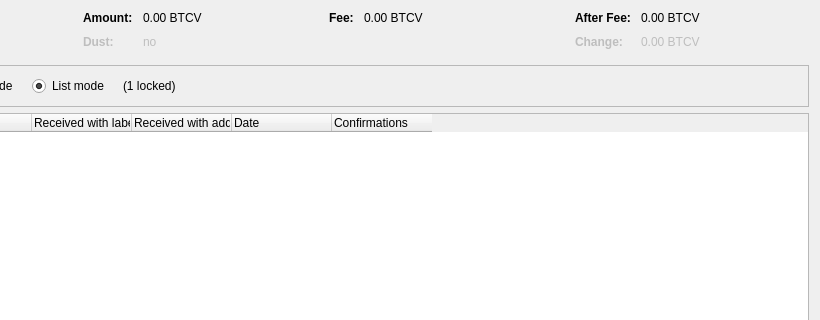
cpumil/bitcoinV, file src/qt/forms/coincontroldialog.ui: the form before one commit; both pictures show x 180 to 1000 and y 0 to 320 of the 1000 by 500 pixel window.
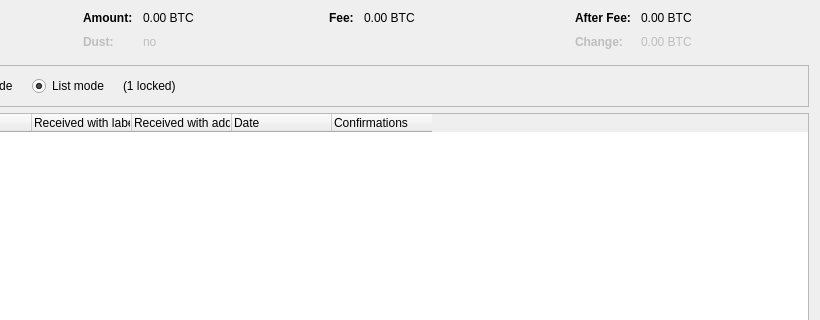
The form after the commit. Custom widgets are drawn as their Qt base class.

The edit to the form file:
```diff
--- a/src/qt/forms/coincontroldialog.ui
+++ b/src/qt/forms/coincontroldialog.ui
@@ -132,7 +132,7 @@
           <enum>Qt::ActionsContextMenu</enum>
          </property>
          <property name="text">
-          <string notr="true">0.00 BTCV</string>
+          <string notr="true">0.00 BTC</string>
          </property>
          <property name="textInteractionFlags">
           <set>Qt::LinksAccessibleByMouse|Qt::TextSelectableByKeyboard|Qt::TextSelectableByMouse</set>
@@ -212,7 +212,7 @@
           <enum>Qt::ActionsContextMenu</enum>
          </property>
          <property name="text">
-          <string notr="true">0.00 BTCV</string>
+          <string notr="true">0.00 BTC</string>
          </property>
          <property name="textInteractionFlags">
           <set>Qt::LinksAccessibleByMouse|Qt::TextSelectableByKeyboard|Qt::TextSelectableByMouse</set>
@@ -257,7 +257,7 @@
           <enum>Qt::ActionsContextMenu</enum>
          </property>
          <property name="text">
-          <string notr="true">0.00 BTCV</string>
+          <string notr="true">0.00 BTC</string>
          </property>
          <property name="textInteractionFlags">
           <set>Qt::LinksAccessibleByMouse|Qt::TextSelectableByKeyboard|Qt::TextSelectableByMouse</set>
@@ -292,7 +292,7 @@
           <enum>Qt::ActionsContextMenu</enum>
          </property>
          <property name="text">
-          <string notr="true">0.00 BTCV</string>
+          <string notr="true">0.00 BTC</string>
          </property>
          <property name="textInteractionFlags">
           <set>Qt::LinksAccessibleByMouse|Qt::TextSelectableByKeyboard|Qt::TextSelectableByMouse</set>
```
